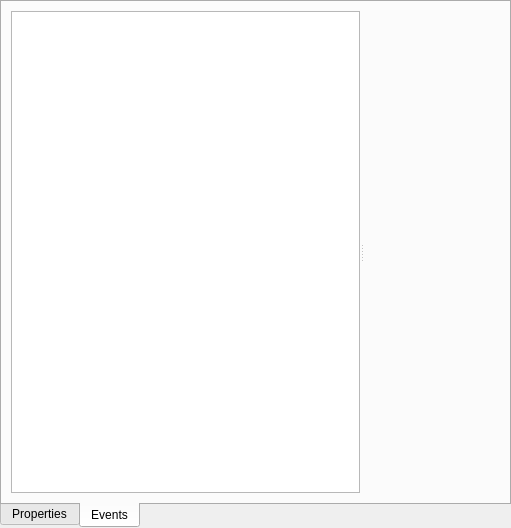
Old version of the form editors/objecteditor.ui in the repository GameMakerLinux/GameMakerLinux.
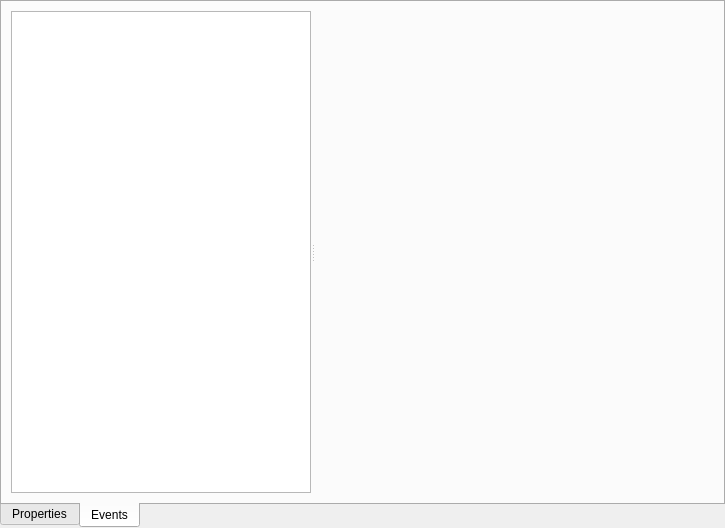
New version of the form. Custom widgets are drawn as their Qt base class.

Commit message: Events are now readable

Diff of the .ui file:
```diff
--- a/editors/objecteditor.ui
+++ b/editors/objecteditor.ui
@@ -6,7 +6,7 @@
    <rect>
     <x>0</x>
     <y>0</y>
-    <width>511</width>
+    <width>725</width>
     <height>528</height>
    </rect>
   </property>
@@ -79,21 +79,26 @@
       <property name="orientation">
        <enum>Qt::Horizontal</enum>
       </property>
-      <widget class="QListView" name="listView"/>
-      <widget class="CodeEditor" name="widget" native="true"/>
+      <widget class="QListView" name="eventsListView">
+       <property name="minimumSize">
+        <size>
+         <width>300</width>
+         <height>0</height>
+        </size>
+       </property>
+       <property name="maximumSize">
+        <size>
+         <width>300</width>
+         <height>16777215</height>
+        </size>
+       </property>
+      </widget>
+      <widget class="QStackedWidget" name="stackedCodeEditorWidget"/>
      </widget>
     </item>
    </layout>
   </widget>
  </widget>
- <customwidgets>
-  <customwidget>
-   <class>CodeEditor</class>
-   <extends>QWidget</extends>
-   <header>widgets/codeeditor.h</header>
-   <container>1</container>
-  </customwidget>
- </customwidgets>
  <resources/>
  <connections/>
 </ui>
```
The commit also changes 12 other files.
